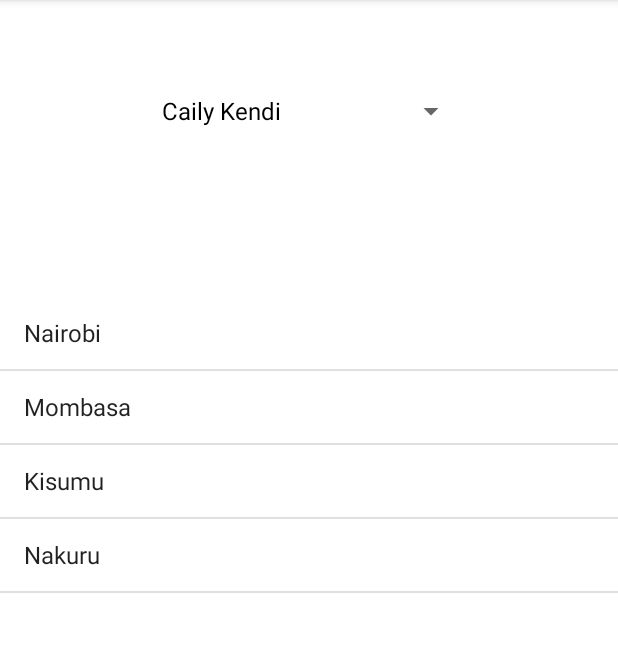
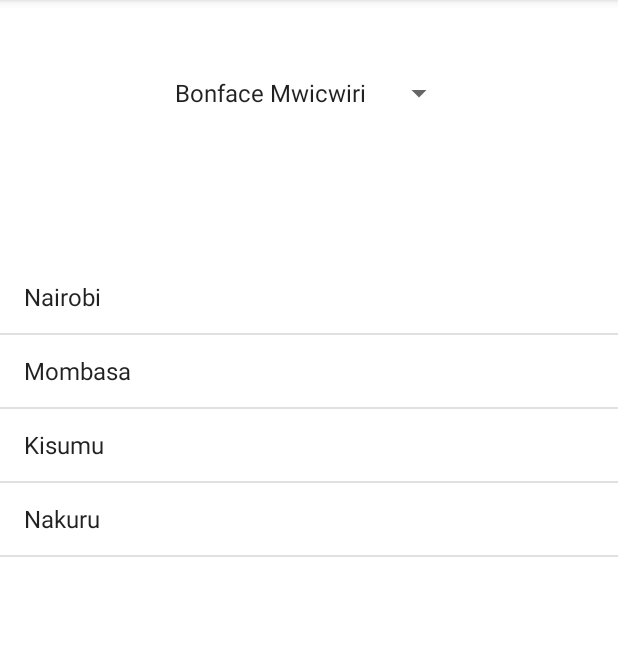
Before and after one commit to mwicwiri-bonface/uibasics-android, an Android app: the screen it shows after launch (MainActivity), on a phone screen of 412 x 824 dp, the part 84-736 px from its top. Run offline under Robolectric (Android 15) with nearby library versions, the phone set to English and light mode, and no system bars.

Commit message:
creating string-array with strings value

```diff
--- a/app/src/main/java/com/example/uibasics/MainActivity.java
+++ b/app/src/main/java/com/example/uibasics/MainActivity.java
@@ -23,22 +23,22 @@ public class MainActivity extends AppCompatActivity {
 
         citiesList = findViewById(R.id.citiesList);
         studentsSpinner = findViewById(R.id.studentsSpinner);
-
-        ArrayList<String> students = new ArrayList<>();
-        students.add("Caily Kendi");
-        students.add("Bonface Mwicwiri");
-        students.add("Maureen Chepkemoi");
-
-        ArrayAdapter<String> studentsAdapter = new ArrayAdapter<>(
-                this, android.R.layout.simple_spinner_dropdown_item, students
-        );
-
-        studentsSpinner.setAdapter(studentsAdapter);
+//
+//        ArrayList<String> students = new ArrayList<>();
+//        students.add("Caily Kendi");
+//        students.add("Bonface Mwicwiri");
+//        students.add("Maureen Chepkemoi");
+//
+//        ArrayAdapter<String> studentsAdapter = new ArrayAdapter<>(
+//                this, android.R.layout.simple_spinner_dropdown_item, students
+//        );
+//
+//        studentsSpinner.setAdapter(studentsAdapter);
 
         studentsSpinner.setOnItemSelectedListener(new AdapterView.OnItemSelectedListener() {
             @Override
             public void onItemSelected(AdapterView<?> adapterView, View view, int i, long l) {
-                Toast.makeText(MainActivity.this, students.get(i) + " Selected",
+                Toast.makeText(MainActivity.this, studentsSpinner.getSelectedItem().toString() + " Selected",
                         Toast.LENGTH_SHORT).show();
             }
 
--- a/app/src/main/res/layout/activity_main.xml
+++ b/app/src/main/res/layout/activity_main.xml
@@ -10,7 +10,8 @@
         android:layout_height="wrap_content"
         android:layout_centerHorizontal="true"
         android:layout_marginTop="50dp"
-        android:id="@+id/studentsSpinner"/>
+        android:id="@+id/studentsSpinner"
+        android:entries="@array/students"/>
 
     <ListView
         android:layout_width="match_parent"
--- a/app/src/main/res/values/strings.xml
+++ b/app/src/main/res/values/strings.xml
@@ -4,4 +4,9 @@
     <string name="say_hello">Say Hello</string>
     <string name="harry_porter">Harry Porter</string>
     <string name="matrix">matrix</string>
+    <string-array name="students">
+        <item>Bonface Mwicwiri</item>
+        <item>Caily Mwicwiri</item>
+        <item>Maureen Mwicwiri</item>
+    </string-array>
 </resources>
```
